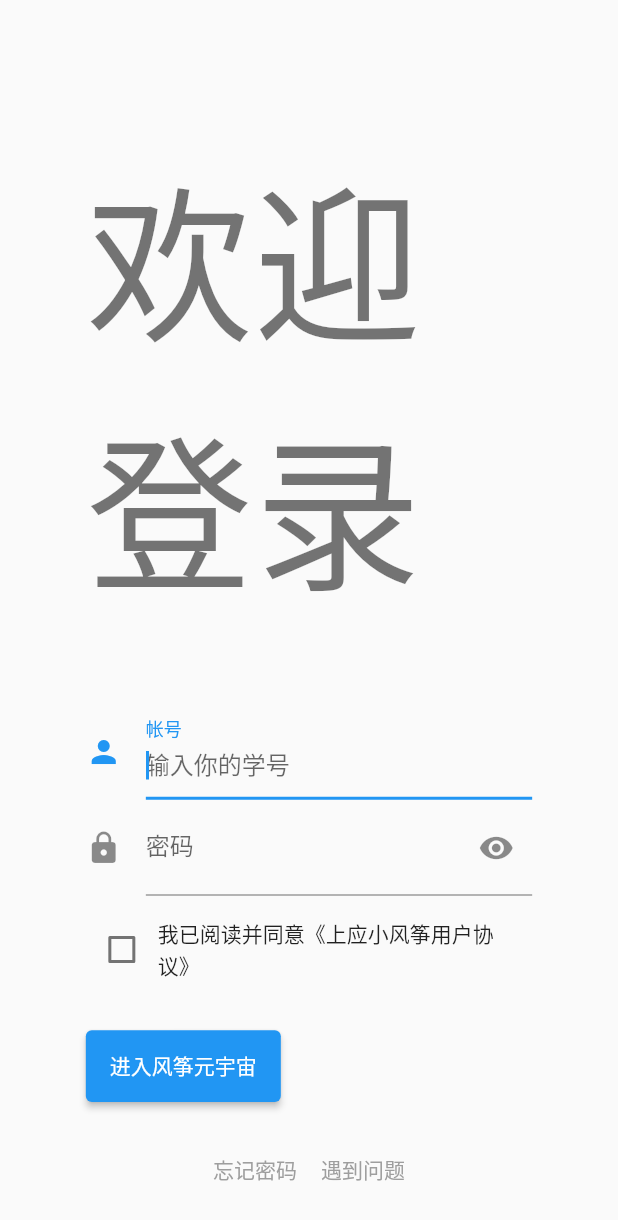
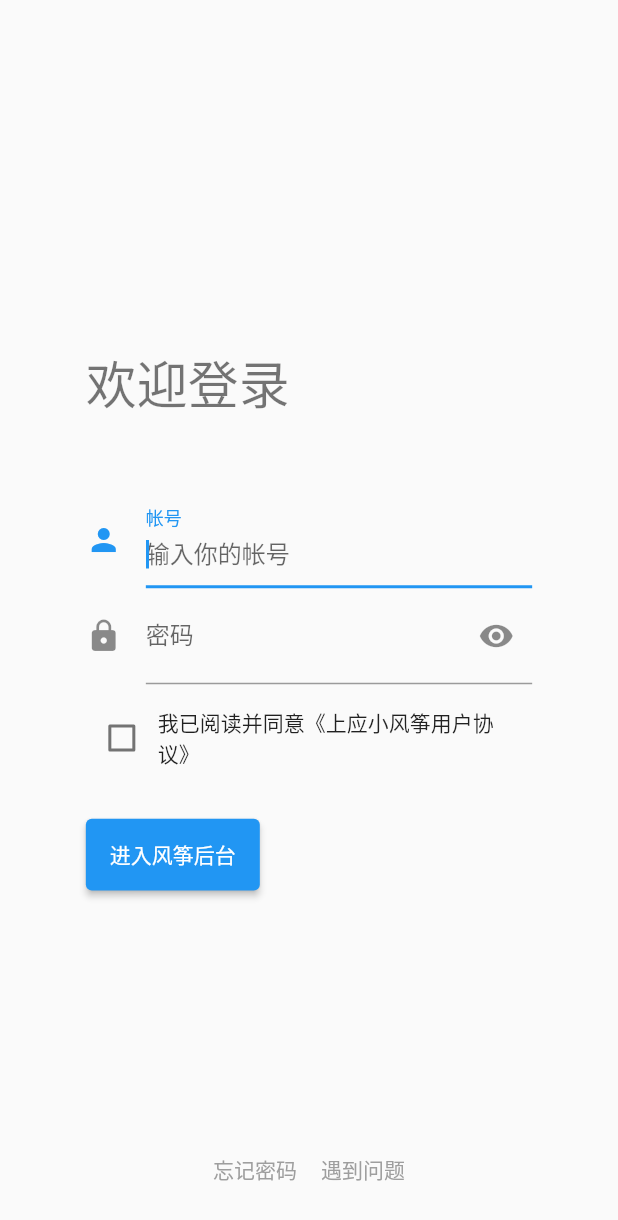
Before and after one commit to SIT-kite/kite-admin-app, a Flutter app: the screen it shows after launch, on a phone screen of 412 x 824 dp. Shown: the top 1220 px of the screen. Run offline on Flutter 3.47's test engine with Material 2 defaults, Android fonts, the phone set to English and light mode, and no system bars; our stand-ins replace dio, flash, flutter_screenutil, hive, image_picker, shared_preferences and 2 more; missing offline and left inert: mobile_scanner; accounts and stored records are empty; statements that could not run were skipped.

Commit message:
Fix: 修复登录页标题样式

```diff
--- a/lib/feature/login/page/index.dart
+++ b/lib/feature/login/page/index.dart
@@ -97,7 +97,12 @@ class _LoginPageState extends State<LoginPage> {
 
   Widget buildTitleLine() {
     return Container(
-        alignment: Alignment.centerLeft, child: Text('欢迎登录', style: Theme.of(context).textTheme.headline1));
+      alignment: Alignment.centerLeft,
+      child: Text(
+        '欢迎登录',
+        style: Theme.of(context).textTheme.headline4,
+      ),
+    );
   }
 
   Widget buildLoginForm() {
@@ -109,7 +114,11 @@ class _LoginPageState extends State<LoginPage> {
           TextFormField(
             controller: _usernameController,
             autofocus: true,
-            decoration: const InputDecoration(labelText: '帐号', hintText: '输入你的学号', icon: Icon(Icons.person)),
+            decoration: const InputDecoration(
+              labelText: '帐号',
+              hintText: '输入你的帐号',
+              icon: Icon(Icons.person),
+            ),
           ),
           TextFormField(
             controller: _passwordController,
@@ -169,7 +178,7 @@ class _LoginPageState extends State<LoginPage> {
           height: 40.h,
           child: ElevatedButton(
             onPressed: disableLoginButton ? null : onLogin,
-            child: const Text('进入风筝元宇宙'),
+            child: const Text('进入风筝后台'),
           ),
         ),
       ],
```
